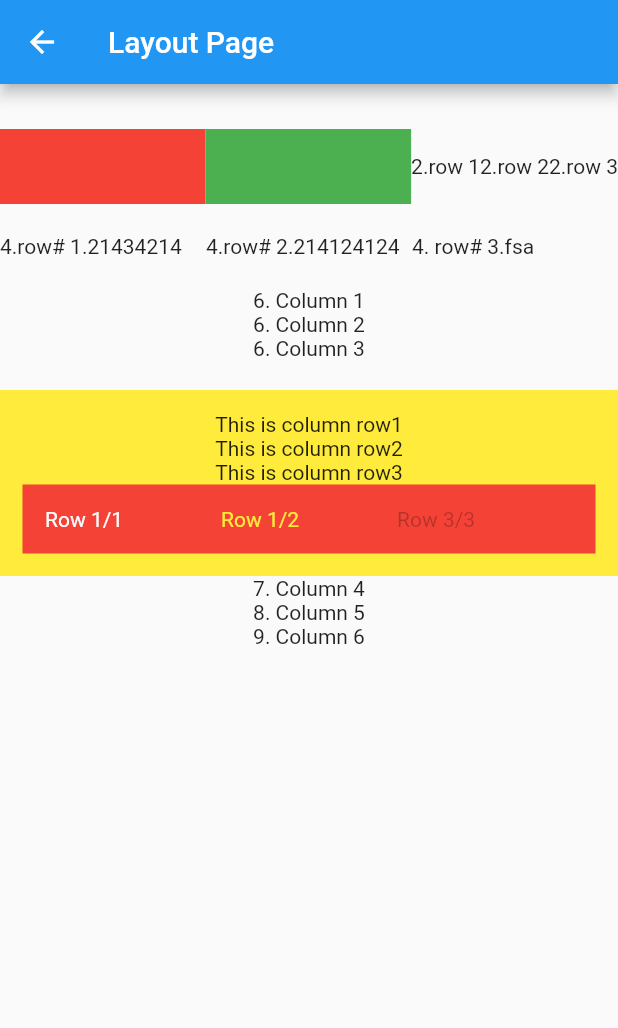
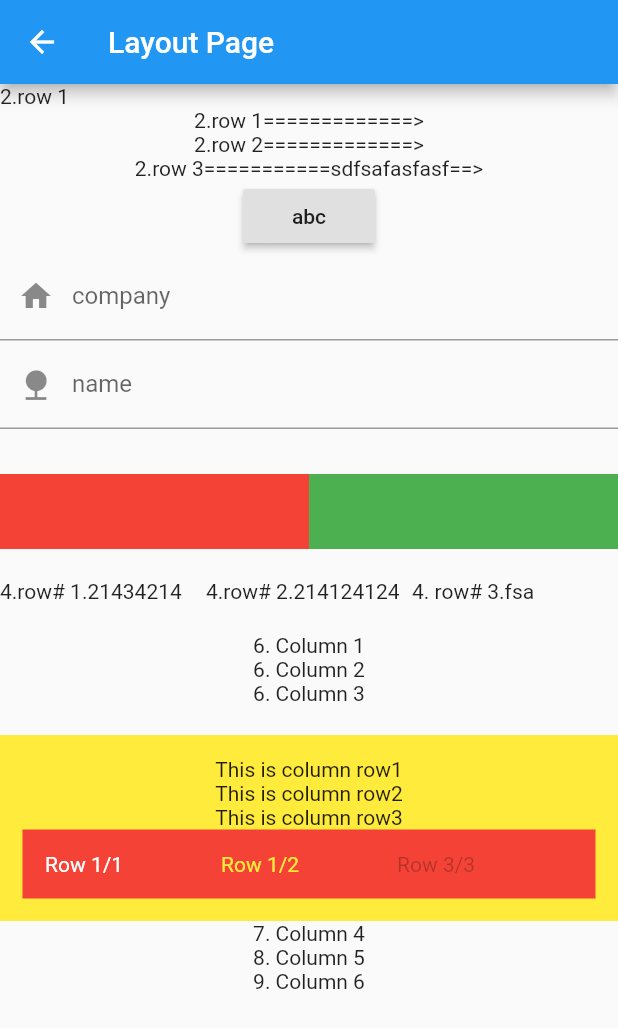
Before and after one commit to traitet/hellotest03, a Flutter app: the screen it shows after launch, after a tap on "Layout Page", on a phone screen of 412 x 824 dp. Shown: the top 1028 px of the screen. Run offline on Flutter 3.47's test engine with Material 2 defaults, Android fonts, the phone set to English and light mode, and no system bars; our stand-ins replace cloud_firestore; accounts and stored records are empty; network calls fail.

Commit message:
ีีupdate

```diff
--- a/lib/main.dart
+++ b/lib/main.dart
@@ -140,13 +140,13 @@ class _MyHomePageState extends State<MyHomePage> {
             RaisedButton(onPressed: (){Navigator.push(context, MaterialPageRoute(builder: (context) => MenuPage()),);}, child: Text('Menu Page'),),
             RaisedButton(onPressed: (){Navigator.push(context, MaterialPageRoute(builder: (context) => LayoutPage()),);}, child: Text('Layout Page'),),
             RaisedButton(onPressed: (){Navigator.push(context, MaterialPageRoute(builder: (context) => StackPage()),);}, child: Text('Stack Page'),),
-            RaisedButton(onPressed: (){Navigator.push(context, MaterialPageRoute(builder: (context) => SearchPage()),);}, child: Text('Search Page'),),
+            RaisedButton(onPressed: (){Navigator.push(context, MaterialPageRoute(builder: (context) => SearchPage(username: 'traitet@gmail.com',)),);}, child: Text('Search Page'),),
             RaisedButton(onPressed: (){Navigator.push(context, MaterialPageRoute(builder: (context) => SignupPage()),);}, child: Text('Signup Page'),),
             //================================================================
             // TEXT
             //================================================================
             Text(
-              'You have pushed the button this many times:',
+              'You have pushed the button this many times: sadfasf',
             ),
             //================================================================
             // TEXT
--- a/lib/screens/LayoutPage.dart
+++ b/lib/screens/LayoutPage.dart
@@ -16,6 +16,17 @@ class _LayoutPageState extends State<LayoutPage> {
       body:
         SafeArea(child: ListView(
           children: <Widget>[
+              Text('2.row 1'),
+              Column(
+                  children: <Widget>[
+                          Text('2.row 1=============>'),
+                          Text('2.row 2=============>'),
+                          Text('2.row 3===========sdfsafasfasf==>'),
+                          RaisedButton(onPressed: (){}, child: Text('abc'),),
+                          TextFormField(decoration: InputDecoration(labelText: 'company', prefixIcon: Icon(Icons.home)),),
+                          TextFormField(decoration: InputDecoration(labelText: 'name', prefixIcon: Icon(Icons.nature)),),
+                  ],
+              ),
             //============================================================
             // 1) space
             //============================================================
@@ -28,9 +39,9 @@ class _LayoutPageState extends State<LayoutPage> {
               children: <Widget> [
                 Expanded(child: Container(height: 50, color: Colors.red,)),
                 Expanded(child: Container(height: 50, color: Colors.green,)),
-                Text('2.row 1'),
-                Text('2.row 2'),
-                Text('2.row 3'),
+                // Text('2.row 1'),
+                // Text('2.row 2'),
+                // Text('2.row 3'),
               ],
             ),
             //============================================================
--- a/lib/screens/SearchPage.dart
+++ b/lib/screens/SearchPage.dart
@@ -3,7 +3,6 @@
 //============================================================================
 import 'package:cloud_firestore/cloud_firestore.dart';
 import 'package:flutter/material.dart';
-
 import 'SearchDetailPage.dart';
 
 //===========================================================
@@ -38,7 +37,7 @@ class _SearchPageState extends State<SearchPage> {
       // APP BAR
       //==================================================================================
         appBar: AppBar(
-          title: Text("T Store 2020"),
+          title: Text("User in System"),
         ),
       //==================================================================================
       // BODY
--- a/lib/widgets/NavDrawer.dart
+++ b/lib/widgets/NavDrawer.dart
@@ -44,7 +44,7 @@ class _NavDrawerState extends State<NavDrawer> {
           ListTile(leading: Icon(Icons.copyright), title: Text('Main Menu'),onTap: () => {Navigator.push(context, MaterialPageRoute(builder: (context) => MenuPage()),)},),
           ListTile(leading: Icon(Icons.dashboard), title: Text('Layout'),onTap: () => {Navigator.push(context, MaterialPageRoute(builder: (context) => LayoutPage()),)},),
           ListTile(leading: Icon(Icons.date_range), title: Text('Stack'),onTap: () => {Navigator.push(context, MaterialPageRoute(builder: (context) => StackPage()),)},),
-          ListTile(leading: Icon(Icons.rotate_right), title: Text('Search Page'),onTap: () => {Navigator.push(context, MaterialPageRoute(builder: (context) => SearchPage()),)},),
+          ListTile(leading: Icon(Icons.rotate_right), title: Text('Search Page'),onTap: () => {Navigator.push(context, MaterialPageRoute(builder: (context) => SearchPage(username: 'traitet@gmail.com',)),)},),
           ListTile(leading: Icon(Icons.verified_user), title: Text('Sign up'),onTap: () => {Navigator.push(context, MaterialPageRoute(builder: (context) => SignupPage()),)},),
           ListTile(leading: Icon(Icons.exit_to_app), title: Text('Logout'),onTap: () => {Navigator.push(context, MaterialPageRoute(builder: (context) => MyApp()),)},),     //my app = main page
         ],
--- a/pubspec.yaml
+++ b/pubspec.yaml
@@ -28,6 +28,9 @@ dependencies:
   # The following adds the Cupertino Icons font to your application.
   # Use with the CupertinoIcons class for iOS style icons.
   cupertino_icons: ^0.1.3
+  #===========================================================
+  # LOGGER
+  #===========================================================
   logger: ^0.8.3
   #===========================================================
   # ADD BELOW FOR USE DATABASE
```
